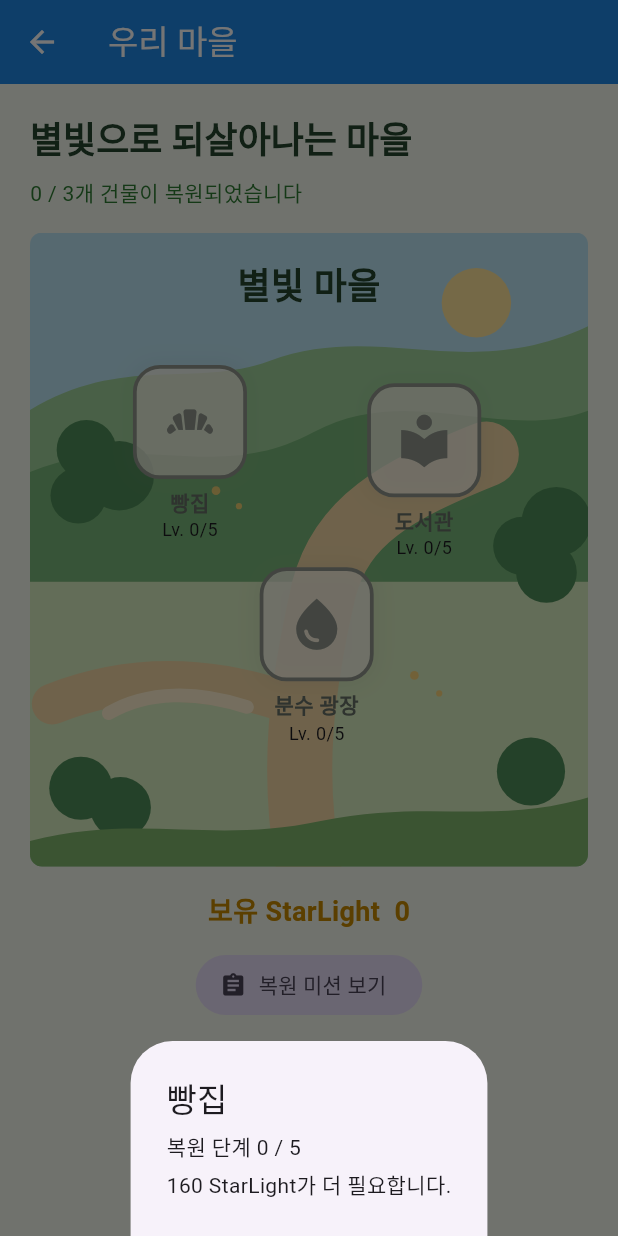
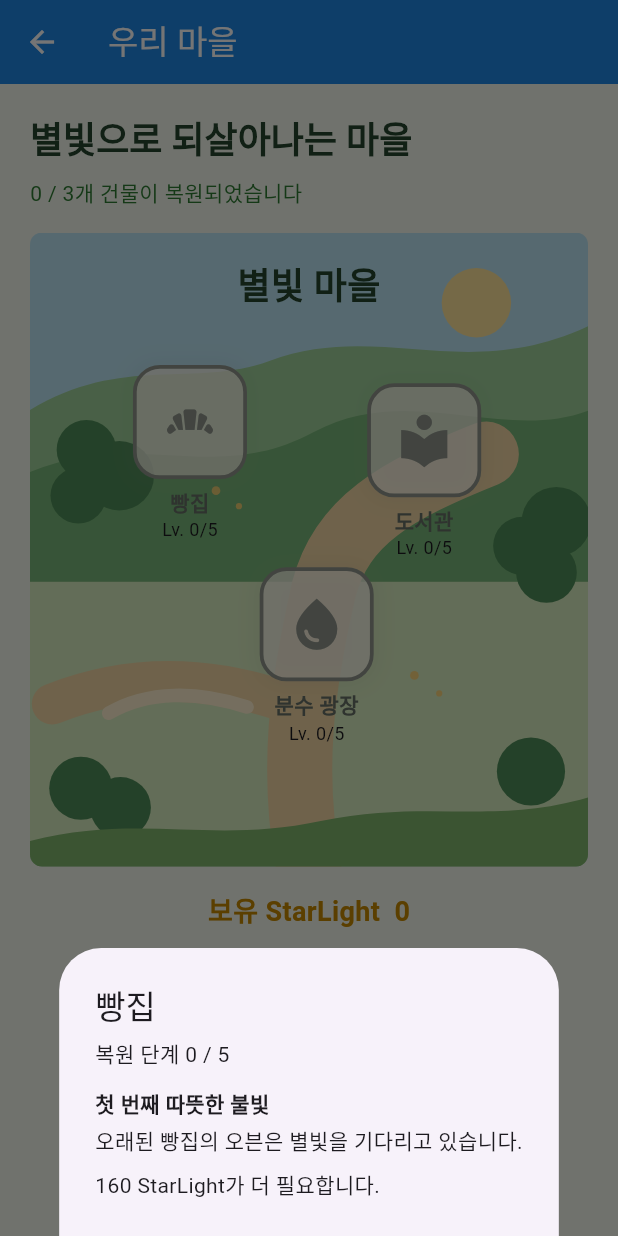
Before and after one commit to softCastella/Starlight-Sudoku, a Flutter app: the VillageScreen screen opened directly, after a tap on "빵집", on a phone screen of 412 x 824 dp. Run offline on Flutter 3.47's test engine with Material 3 defaults, Android fonts, the phone set to English and light mode, and no system bars; our stand-ins replace flutter_svg, shared_preferences; accounts and stored records are empty.

Commit message:
PHASE9
추가된 콘텐츠:

빵집, 도서관, 분수 광장 각각의 복원 스토리
지도에서 건물을 선택하면 복원 단계와 함께 이야기 표시
건물 완성 전에는 현재 목표와 필요한 StarLight 표시
건물 5 / 5 완성 후에는 완료된 이야기로 변경
세 건물이 모두 복원되면 다음 마을: 달빛 항구 해금 카드 표시
해금 카드를 누르면 다음 에피소드의 시작 안내 다이얼로그 표시

```diff
--- /dev/null
+++ b/lib/core/village/village_story.dart
@@ -0,0 +1,37 @@
+/// Narrative content unlocked as village landmarks are restored.
+class VillageStory {
+  const VillageStory({
+    required this.buildingId,
+    required this.headline,
+    required this.description,
+    required this.completedDescription,
+  });
+
+  final String buildingId;
+  final String headline;
+  final String description;
+  final String completedDescription;
+
+  static const _stories = {
+    'bakery': VillageStory(
+      buildingId: 'bakery',
+      headline: '첫 번째 따뜻한 불빛',
+      description: '오래된 빵집의 오븐은 별빛을 기다리고 있습니다.',
+      completedDescription: '오븐에 불이 들어왔습니다. 골목에 갓 구운 빵 향기가 퍼집니다.',
+    ),
+    'library': VillageStory(
+      buildingId: 'library',
+      headline: '잠든 이야기들',
+      description: '먼지 쌓인 도서관의 책들은 다시 읽히기를 기다립니다.',
+      completedDescription: '책장에 불빛이 켜졌습니다. 마을의 이야기가 다시 이어집니다.',
+    ),
+    'fountain': VillageStory(
+      buildingId: 'fountain',
+      headline: '광장으로 돌아온 노래',
+      description: '마른 분수 광장에 사람들의 웃음이 돌아올 날이 멀지 않았습니다.',
+      completedDescription: '분수가 다시 흐르기 시작했습니다. 마을의 중심이 환하게 빛납니다.',
+    ),
+  };
+
+  static VillageStory forBuilding(String buildingId) => _stories[buildingId]!;
+}
--- a/lib/presentation/notifiers/game_notifier.dart
+++ b/lib/presentation/notifiers/game_notifier.dart
@@ -42,6 +42,8 @@ class GameNotifier extends ChangeNotifier {
   bool get canUndo => _undoHistory.isNotEmpty;
   int get hintsUsed => _hintsUsed;
   int get hintsRemaining => maxHints - _hintsUsed;
+  bool get isFirstVillageComplete =>
+      buildings.every((building) => building.isComplete);
 
   int get potentialStarLightReward {
     final reward = DifficultyConfig.getConfig(_difficulty).starLightReward;
@@ -235,7 +237,6 @@ class GameNotifier extends ChangeNotifier {
     if (_hasAwardedCurrentGame || !isPuzzleComplete) return;
 
     // 난이도별 StarLight 보상 (기본값)
-    final config = DifficultyConfig.getConfig(_difficulty);
     _totalStarLight = potentialStarLightReward;
     _starLightBalance += _totalStarLight;
     _hasAwardedCurrentGame = true;
--- a/lib/presentation/screens/village_screen.dart
+++ b/lib/presentation/screens/village_screen.dart
@@ -1,6 +1,7 @@
 import 'package:flutter/material.dart';
 import 'package:provider/provider.dart';
 import 'package:sudoku_game/core/village/building_progress.dart';
+import 'package:sudoku_game/core/village/village_story.dart';
 import 'package:sudoku_game/presentation/notifiers/game_notifier.dart';
 import 'package:sudoku_game/presentation/screens/village_missions_screen.dart';
 import 'package:sudoku_game/presentation/widgets/village_map_widget.dart';
@@ -71,6 +72,12 @@ class VillageScreen extends StatelessWidget {
                       label: const Text('복원 미션 보기'),
                     ),
                   ),
+                  if (gameNotifier.isFirstVillageComplete) ...[
+                    const SizedBox(height: 18),
+                    _NextVillageUnlockCard(
+                      onOpen: () => _showNextVillageDialog(context),
+                    ),
+                  ],
                 ],
               ),
             ),
@@ -81,8 +88,9 @@ class VillageScreen extends StatelessWidget {
   }
 
   void _showBuildingDetails(BuildContext context, BuildingProgress building) {
+    final story = VillageStory.forBuilding(building.id);
     final status = building.isComplete
-        ? '${building.name} 복원이 완료되었습니다.'
+      ? story.completedDescription
         : '${building.remainingStarLight} StarLight가 더 필요합니다.';
     showModalBottomSheet<void>(
       context: context,
@@ -95,11 +103,75 @@ class VillageScreen extends StatelessWidget {
             Text(building.name, style: Theme.of(context).textTheme.titleLarge),
             const SizedBox(height: 8),
             Text('복원 단계 ${building.level} / 5'),
+            const SizedBox(height: 12),
+            Text(story.headline, style: const TextStyle(fontWeight: FontWeight.bold)),
             const SizedBox(height: 4),
-            Text(status),
+            Text(building.isComplete ? status : story.description),
+            if (!building.isComplete) ...[
+              const SizedBox(height: 8),
+              Text(status),
+            ],
           ],
         ),
       ),
     );
   }
+
+  void _showNextVillageDialog(BuildContext context) {
+    showDialog<void>(
+      context: context,
+      builder: (context) => AlertDialog(
+        icon: const Icon(Icons.sailing, size: 42, color: Color(0xFF2C7890)),
+        title: const Text('달빛 항구 해금'),
+        content: const Text(
+          '별빛 마을이 다시 빛나기 시작했습니다. 다음 이야기는 바닷바람이 부는 달빛 항구에서 이어집니다.',
+        ),
+        actions: [
+          FilledButton(
+            onPressed: () => Navigator.pop(context),
+            child: const Text('항구를 향해'),
+          ),
+        ],
+      ),
+    );
+  }
 }
+
+class _NextVillageUnlockCard extends StatelessWidget {
+  const _NextVillageUnlockCard({required this.onOpen});
+
+  final VoidCallback onOpen;
+
+  @override
+  Widget build(BuildContext context) {
+    return Container(
+      padding: const EdgeInsets.all(16),
+      decoration: BoxDecoration(
+        color: const Color(0xFFE0F2F4),
+        border: Border.all(color: const Color(0xFF79BFC6)),
+        borderRadius: BorderRadius.circular(8),
+      ),
+      child: Row(
+        children: [
+          const Icon(Icons.sailing, color: Color(0xFF2C7890), size: 34),
+          const SizedBox(width: 12),
+          const Expanded(
+            child: Column(
+              crossAxisAlignment: CrossAxisAlignment.start,
+              children: [
+                Text('다음 마을: 달빛 항구', style: TextStyle(fontWeight: FontWeight.bold)),
+                SizedBox(height: 3),
+                Text('새로운 이야기가 열렸습니다.'),
+              ],
+            ),
+          ),
+          IconButton(
+            tooltip: '달빛 항구 이야기 보기',
+            onPressed: onOpen,
+            icon: const Icon(Icons.arrow_forward),
+          ),
+        ],
+      ),
+    );
+  }
+}
```
Also changed, not shown: 1 other file.
